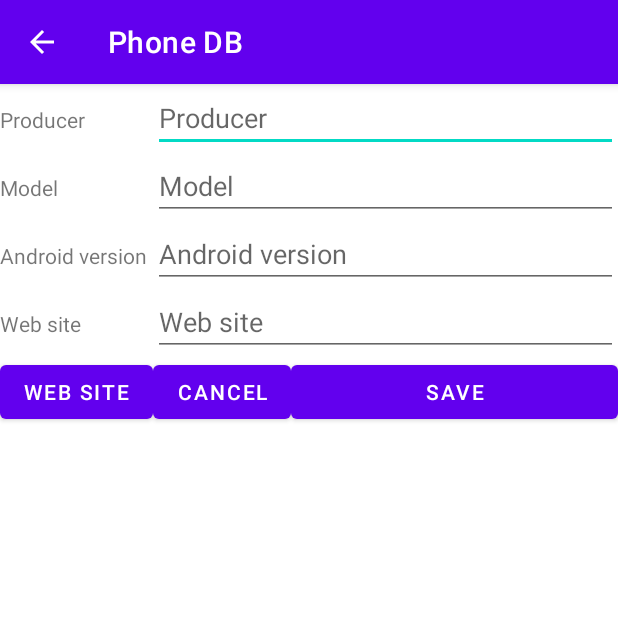
After one commit to Isveri/AndroidProject2, an Android app: the AddPhoneActivity screen opened directly, with no data from a screen before it, on a phone screen of 412 x 824 dp, the top half of it. The commit adds this screen. Run offline under Robolectric (Android 15) with nearby library versions, the phone set to English and light mode, and no system bars.

Commit message:
activity no save

```diff
--- a/app/src/main/AndroidManifest.xml
+++ b/app/src/main/AndroidManifest.xml
@@ -1,5 +1,6 @@
 <?xml version="1.0" encoding="utf-8"?>
 <manifest xmlns:android="http://schemas.android.com/apk/res/android"
+    xmlns:tools="http://schemas.android.com/tools"
     package="com.example.lab2_pi">
 
     <application
@@ -18,6 +19,14 @@
                 <category android:name="android.intent.category.LAUNCHER" />
             </intent-filter>
         </activity>
+        <activity android:name=".AddPhoneActivity"
+            android:parentActivityName=".MainActivity"
+            android:label="@string/app_name"
+            android:configChanges="orientation"
+            android:exported="true"
+            tools:ignore="Instantiatable">
+
+        </activity>
     </application>
 
 </manifest>
--- /dev/null
+++ b/app/src/main/java/com/example/lab2_pi/AddPhoneActivity.java
@@ -0,0 +1,89 @@
+package com.example.lab2_pi;
+
+import android.os.Bundle;
+import android.view.View;
+import android.widget.Button;
+import android.widget.EditText;
+
+import androidx.appcompat.app.AppCompatActivity;
+
+public class AddPhoneActivity extends AppCompatActivity {
+
+    private String producer;
+    private String model;
+    private String version;
+    private String website;
+
+    @Override
+    protected void onCreate(Bundle savedInstanceState) {
+        super.onCreate(savedInstanceState);
+        setContentView(R.layout.add_phone_activity);
+
+        Button saveBtn = findViewById(R.id.save_btn);
+        Button cancelBtn = findViewById(R.id.cancel_btn);
+        Button websiteBtn = findViewById(R.id.web_site_btn);
+
+        EditText editModel = findViewById(R.id.model);
+        EditText editVersion = findViewById(R.id.version);
+        EditText editProducer = findViewById(R.id.producer);
+        EditText editWebsite = findViewById(R.id.web_site);
+
+        producer = editProducer.getText().toString();
+        model = editModel.getText().toString();
+        version = editVersion.getText().toString();
+        website = editWebsite.getText().toString();
+
+        saveBtn.setOnClickListener(new View.OnClickListener() {
+            @Override
+            public void onClick(View view) {
+               finish();
+            }
+        });
+
+        cancelBtn.setOnClickListener(new View.OnClickListener() {
+            @Override
+            public void onClick(View view) {
+                finish();
+            }
+        });
+
+        websiteBtn.setOnClickListener(new View.OnClickListener() {
+            @Override
+            public void onClick(View view) {
+                finish();
+            }
+        });
+    }
+
+    public String getProducer() {
+        return producer;
+    }
+
+    public void setProducer(String producer) {
+        this.producer = producer;
+    }
+
+    public String getModel() {
+        return model;
+    }
+
+    public void setModel(String model) {
+        this.model = model;
+    }
+
+    public String getVersion() {
+        return version;
+    }
+
+    public void setVersion(String version) {
+        this.version = version;
+    }
+
+    public String getWebsite() {
+        return website;
+    }
+
+    public void setWebsite(String website) {
+        this.website = website;
+    }
+}
--- a/app/src/main/java/com/example/lab2_pi/MainActivity.java
+++ b/app/src/main/java/com/example/lab2_pi/MainActivity.java
@@ -6,20 +6,28 @@ import androidx.lifecycle.ViewModelProvider;
 import androidx.recyclerview.widget.LinearLayoutManager;
 import androidx.recyclerview.widget.RecyclerView;
 
+import android.content.Intent;
 import android.os.Bundle;
 import android.view.Menu;
 import android.view.MenuItem;
+import android.view.View;
+import android.view.View.OnClickListener;
+import android.widget.Button;
 import android.widget.Toast;
+
+import com.google.android.material.floatingactionbutton.FloatingActionButton;
 
 public class MainActivity extends AppCompatActivity {
 
     private PhoneViewModel mPhoneViewModel;
     private PhoneListAdapter mAdapter;
-
+    private FloatingActionButton addPhoneBtn;
     @Override
     protected void onCreate(Bundle savedInstanceState) {
         super.onCreate(savedInstanceState);
         setContentView(R.layout.activity_main);
+
+        addPhoneBtn = findViewById(R.id.addPhone_btn);
 
         RecyclerView recyclerView = findViewById(R.id.phonelist);
         mAdapter = new PhoneListAdapter(this);
@@ -30,6 +38,16 @@ public class MainActivity extends AppCompatActivity {
         mPhoneViewModel.getAllPhones().observe(this, phones -> {
             mAdapter.setPhoneList(phones);
         });
+
+        addPhoneBtn.setOnClickListener(new OnClickListener() {
+            @Override
+            public void onClick(View view) {
+                Intent intention = new Intent(MainActivity.this,AddPhoneActivity.class);
+                startActivity(intention);
+
+            }
+        });
+
     }
 
     @Override
@@ -48,4 +66,5 @@ public class MainActivity extends AppCompatActivity {
         }
         return super.onOptionsItemSelected(item);
     }
+
 }
--- a/app/src/main/res/layout/activity_main.xml
+++ b/app/src/main/res/layout/activity_main.xml
@@ -12,4 +12,16 @@
         android:layout_width="match_parent"
         android:layout_weight="1"
         />
+
+    <com.google.android.material.floatingactionbutton.FloatingActionButton
+        android:id="@+id/addPhone_btn"
+        android:layout_width="wrap_content"
+        android:layout_height="wrap_content"
+        android:layout_marginEnd="16dp"
+        android:layout_marginBottom="16dp"
+        android:clickable="true"
+        app:layout_constraintBottom_toBottomOf="parent"
+        app:layout_constraintEnd_toEndOf="parent"
+        app:srcCompat="@android:drawable/ic_menu_add"
+        android:contentDescription="@string/app_name" />
 </androidx.constraintlayout.widget.ConstraintLayout>
--- /dev/null
+++ b/app/src/main/res/layout/add_phone_activity.xml
@@ -0,0 +1,103 @@
+<?xml version="1.0" encoding="utf-8"?>
+<TableLayout
+    xmlns:android="http://schemas.android.com/apk/res/android"
+    xmlns:tools="http://schemas.android.com/tools"
+    android:layout_width="fill_parent"
+    android:layout_height="fill_parent"
+    android:shrinkColumns="*"
+    android:stretchColumns="2">
+    <TableRow android:id="@+id/producer_row"
+        android:layout_width="wrap_content"
+        android:layout_height="wrap_content">
+        <TextView android:layout_width="wrap_content"
+            android:layout_height="wrap_content"
+            android:id="@+id/etykieta1"
+            android:text="@string/producer">
+        </TextView>
+
+        <EditText
+            android:id="@+id/producer"
+            android:layout_width="wrap_content"
+            android:layout_height="wrap_content"
+            android:layout_span="2"
+            android:hint="@string/producer"
+            android:text="">
+        </EditText>
+    </TableRow>
+    <TableRow android:id="@+id/model_row"
+        android:layout_width="wrap_content"
+        android:layout_height="wrap_content">
+        <TextView android:layout_width="wrap_content"
+            android:layout_height="wrap_content"
+            android:id="@+id/etykieta2"
+            android:text="@string/model">
+        </TextView>
+
+        <EditText
+            android:id="@+id/model"
+            android:layout_width="wrap_content"
+            android:layout_height="wrap_content"
+            android:layout_span="2"
+            android:hint="@string/model"
+            android:text=""
+            tools:ignore="TouchTargetSizeCheck"></EditText>
+    </TableRow>
+    <TableRow android:id="@+id/version_row"
+        android:layout_width="wrap_content"
+        android:layout_height="wrap_content">
+        <TextView android:layout_width="wrap_content"
+            android:layout_height="wrap_content"
+            android:id="@+id/etykieta3"
+            android:text="@string/version">
+        </TextView>
+
+        <EditText
+            android:id="@+id/version"
+            android:layout_width="wrap_content"
+            android:layout_height="wrap_content"
+            android:layout_span="2"
+            android:hint="@string/version"
+            android:text=""
+            tools:ignore="TouchTargetSizeCheck"></EditText>
+    </TableRow>
+    <TableRow android:id="@+id/web_site_row"
+        android:layout_width="wrap_content"
+        android:layout_height="wrap_content">
+        <TextView android:layout_width="wrap_content"
+            android:layout_height="wrap_content"
+            android:id="@+id/etykieta4"
+            android:text="@string/web_site">
+        </TextView>
+
+        <EditText
+            android:id="@+id/web_site"
+            android:layout_width="wrap_content"
+            android:layout_height="wrap_content"
+            android:layout_span="2"
+            android:hint="@string/web_site"
+            android:text=""
+            tools:ignore="TouchTargetSizeCheck"></EditText>
+    </TableRow>
+    <TableRow android:id="@+id/btn_row"
+        android:layout_width="wrap_content"
+        android:layout_height="wrap_content">
+
+        <Button
+            android:id="@+id/web_site_btn"
+            android:layout_width="wrap_content"
+            android:layout_height="wrap_content"
+            android:text="@string/web_site_btn" />
+
+        <Button
+            android:id="@+id/cancel_btn"
+            android:layout_width="wrap_content"
+            android:layout_height="wrap_content"
+            android:text="@string/cancel_btn" />
+
+        <Button
+            android:id="@+id/save_btn"
+            android:layout_width="wrap_content"
+            android:layout_height="wrap_content"
+            android:text="@string/save" />
+    </TableRow>
+</TableLayout>
--- a/app/src/main/res/values/strings.xml
+++ b/app/src/main/res/values/strings.xml
@@ -1,3 +1,10 @@
 <resources>
-    <string name="app_name">Lab2_PI</string>
+    <string name="app_name">Phone DB</string>
+    <string name="producer">Producer</string>
+    <string name="model">Model</string>
+    <string name="version">Android version</string>
+    <string name="web_site">Web site</string>
+    <string name="web_site_btn">WEB SITE</string>
+    <string name="cancel_btn">CANCEL</string>
+    <string name="save">SAVE</string>
 </resources>
--- a/build.gradle
+++ b/build.gradle
@@ -10,4 +10,5 @@ task clean(type: Delete) {
 ext {
     roomVersion = '2.2.4'
     archLifecycleVersion = '2.2.0'
+    materialVersion = '1.1.0'
 }
```
